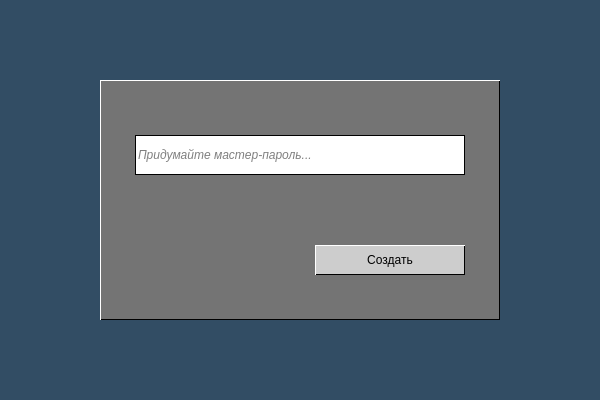
This is frontend/pm_create_new_storage.ui in Kvazitropter/password-manager as Qt 5 draws it before an edit. The edited form follows.
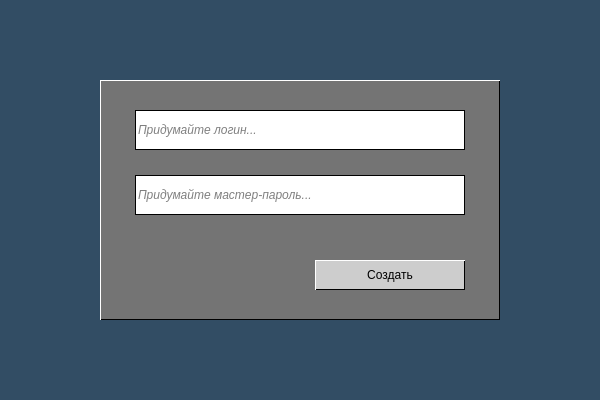
This is the edited form. Icons and pictures are not drawn.

What changed in the file:
```diff
--- a/frontend/pm_create_new_storage.ui
+++ b/frontend/pm_create_new_storage.ui
@@ -40,7 +40,7 @@
     <property name="geometry">
      <rect>
       <x>215</x>
-      <y>165</y>
+      <y>180</y>
       <width>150</width>
       <height>30</height>
      </rect>
@@ -69,7 +69,7 @@
     <property name="geometry">
      <rect>
       <x>35</x>
-      <y>55</y>
+      <y>95</y>
       <width>330</width>
       <height>40</height>
      </rect>
@@ -84,12 +84,15 @@
     <property name="placeholderText">
      <string>Придумайте мастер-пароль...</string>
     </property>
+    <property name="clearButtonEnabled">
+     <bool>true</bool>
+    </property>
    </widget>
    <widget class="QLabel" name="feedback_label">
     <property name="geometry">
      <rect>
       <x>35</x>
-      <y>100</y>
+      <y>135</y>
       <width>330</width>
       <height>16</height>
      </rect>
@@ -106,6 +109,64 @@
      <string/>
     </property>
    </widget>
+   <widget class="QLineEdit" name="input_new_login">
+    <property name="geometry">
+     <rect>
+      <x>35</x>
+      <y>30</y>
+      <width>330</width>
+      <height>40</height>
+     </rect>
+    </property>
+    <property name="styleSheet">
+     <string notr="true">QLineEdit {
+background-color: #fff;
+border: 1px solid #000;
+font-style: italic;
+}</string>
+    </property>
+    <property name="placeholderText">
+     <string>Придумайте логин...</string>
+    </property>
+    <property name="clearButtonEnabled">
+     <bool>true</bool>
+    </property>
+   </widget>
+   <widget class="QLabel" name="label_feedback_login">
+    <property name="geometry">
+     <rect>
+      <x>35</x>
+      <y>70</y>
+      <width>330</width>
+      <height>16</height>
+     </rect>
+    </property>
+    <property name="cursor">
+     <cursorShape>IBeamCursor</cursorShape>
+    </property>
+    <property name="styleSheet">
+     <string notr="true">QLabel {
+color: #f54021;
+font-size: 12px;
+font-weight: light;
+border: none;
+}
+
+QToolTip {
+background-color: #CDCDCD;
+border: none;
+}</string>
+    </property>
+    <property name="frameShadow">
+     <enum>QFrame::Shadow::Plain</enum>
+    </property>
+    <property name="text">
+     <string/>
+    </property>
+    <property name="textInteractionFlags">
+     <set>Qt::TextInteractionFlag::LinksAccessibleByMouse|Qt::TextInteractionFlag::TextSelectableByMouse</set>
+    </property>
+   </widget>
   </widget>
   <widget class="QLabel" name="key_image">
    <property name="geometry">
```
Left out of the diff: 2 changed lines with no effect on the pictures.
